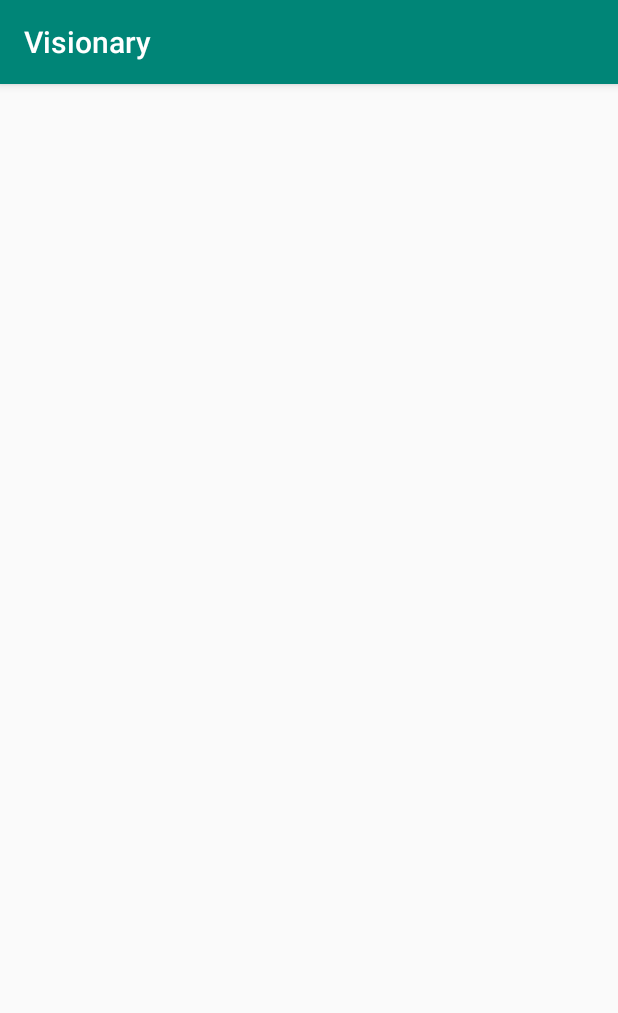
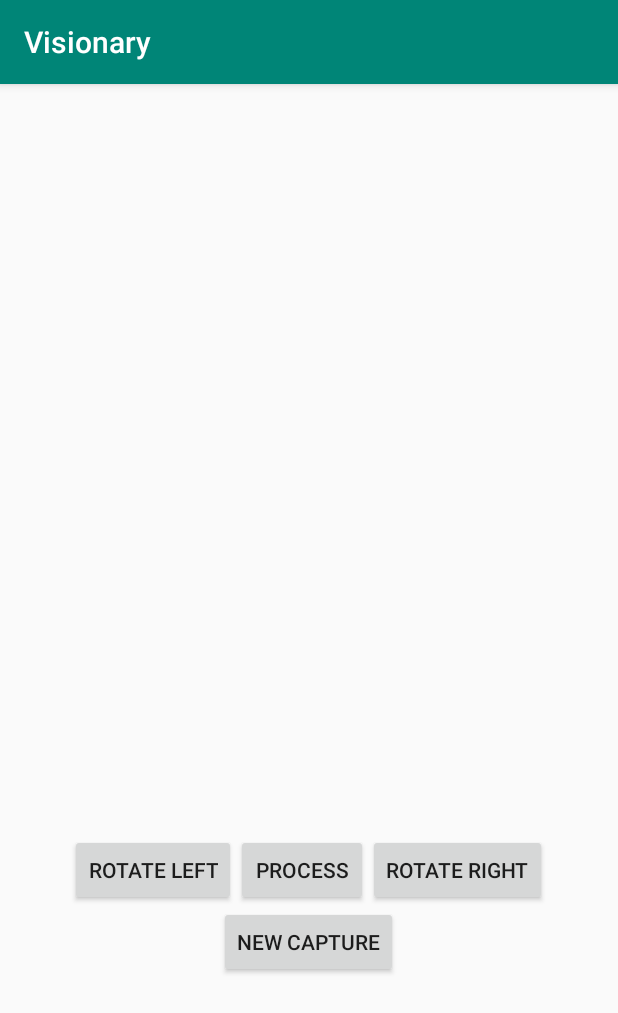
Before and after one commit to jetfire725/Visionary, an Android app: the screen it shows after launch (MainActivity), on a phone screen of 412 x 824 dp. Shown: the top 1013 px of the screen. Run offline under Robolectric (Android 15) with nearby library versions, the phone set to English and light mode, and no system bars; libraries missing offline, so code that uses them is left out: com.drew.imaging, com.drew.metadata; 1 statement that could not run was skipped.

Commit message:
Made a new OCR Class that improves speed. Also added user-driven rotate system.

```diff
--- a/app/src/main/res/layout/activity_main.xml
+++ b/app/src/main/res/layout/activity_main.xml
@@ -1,8 +1,60 @@
 <?xml version="1.0" encoding="utf-8"?>
-<LinearLayout
+<RelativeLayout xmlns:app="http://schemas.android.com/apk/res-auto"
     android:layout_height="match_parent"
     android:layout_width="match_parent"
     xmlns:android="http://schemas.android.com/apk/res/android">
 
+    <ImageView
+        android:id="@+id/imageView"
+        android:layout_width="300dp"
+        android:layout_height="500dp"
+        android:layout_centerHorizontal="true" />
+    <LinearLayout
+        android:id="@+id/buttonLayout"
+        android:layout_width="wrap_content"
+        android:layout_height="wrap_content"
+        android:orientation="horizontal"
+        android:layout_below="@+id/imageView"
+        android:layout_centerHorizontal="true">
+        <Button
+            android:id="@+id/rotateLeft"
+            android:layout_width="wrap_content"
+            android:layout_height="wrap_content"
+            android:text="Rotate Left"
+            android:onClick="rotate"/>
+        <Button
+            android:layout_width="wrap_content"
+            android:layout_height="wrap_content"
+            android:text="Process"
+            android:onClick="process"/>
+        <Button
+            android:id="@+id/rotateRight"
+            android:layout_width="wrap_content"
+            android:layout_height="wrap_content"
+            android:text="Rotate Right"
+            android:onClick="rotate"/>
 
-</LinearLayout>
+    </LinearLayout>
+    <Button
+        android:id="@+id/capture"
+        android:layout_width="wrap_content"
+        android:layout_height="wrap_content"
+        android:text="New Capture"
+        android:onClick="capture"
+        android:layout_below="@id/buttonLayout"
+        android:layout_centerHorizontal="true"/>
+    <TextView
+        android:id="@+id/loading"
+        android:layout_width="wrap_content"
+        android:layout_height="wrap_content"
+        android:text=""
+        android:textSize="20dp"
+        android:layout_below="@id/capture"
+        android:layout_centerHorizontal="true"/>
+
+
+
+
+
+
+</RelativeLayout>
--- a/app/src/main/res/values/colors.xml
+++ b/app/src/main/res/values/colors.xml
@@ -2,5 +2,5 @@
 <resources>
     <color name="colorPrimary">#008577</color>
     <color name="colorPrimaryDark">#00574B</color>
-    <color name="colorAccent">#D81B60</color>
+    <color name="colorAccent">#F80E63</color>
 </resources>
```
Also changed, not shown: app/src/main/java/com/example/visionary/EthansOCRClass.java (added, +39 -0 lines), app/src/main/java/com/example/visionary/MainActivity.java (+44 -6 lines), app/src/main/res/drawable-v24/visionary_launcher.png (added).
